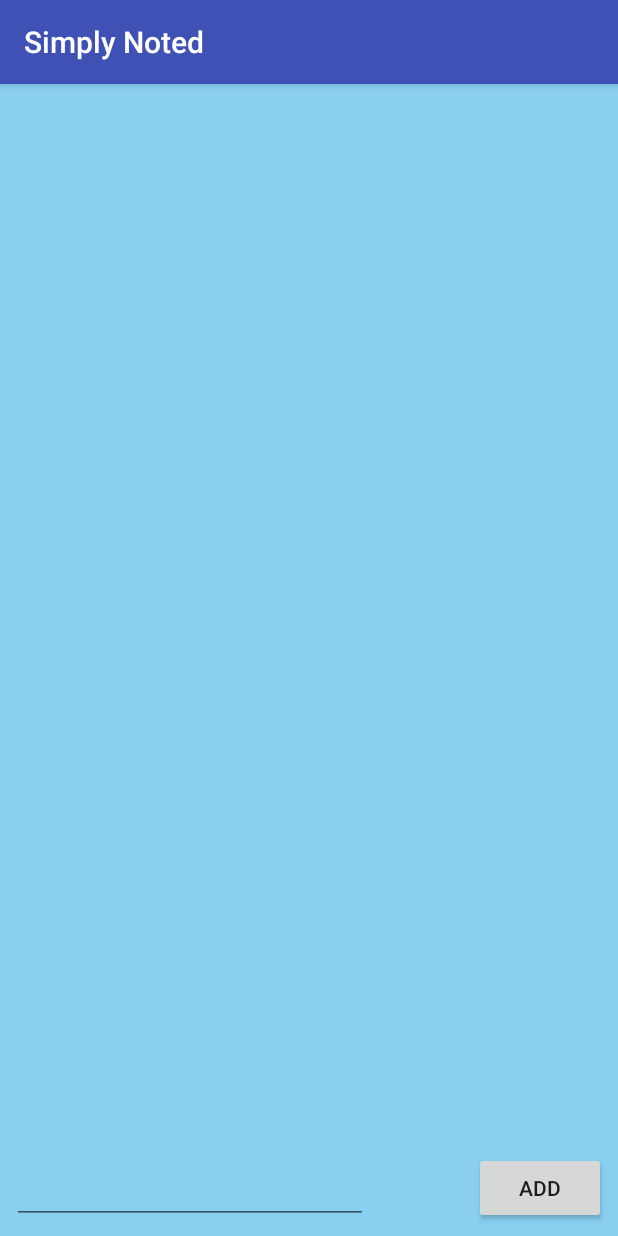
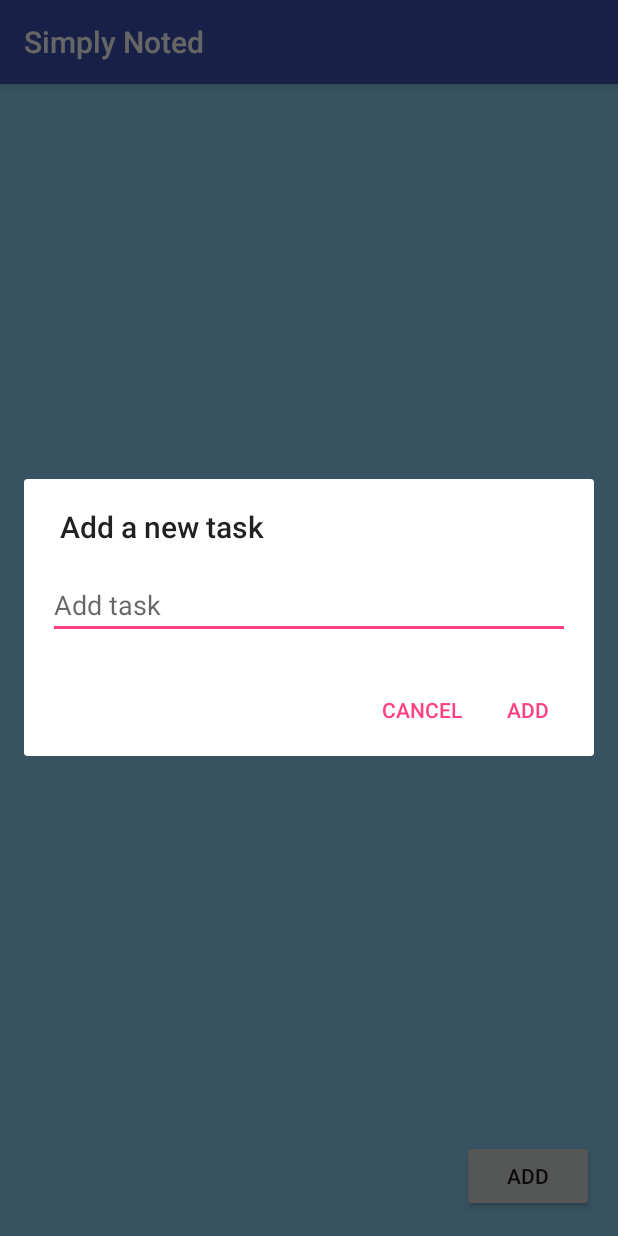
Before and after one commit to pdurango/simply-noted, an Android app: the screen it shows after launch (MainActivity), after a tap on "ADD", on a phone screen of 412 x 824 dp. Run offline under Robolectric (Android 15) with nearby library versions, the light colour scheme and no system bars.

Commit message:
Added a popup dialog to create tasks

```diff
--- a/app/src/main/java/com/silvesla/simplynoted/MainActivity.java
+++ b/app/src/main/java/com/silvesla/simplynoted/MainActivity.java
@@ -1,11 +1,13 @@
 package com.silvesla.simplynoted;
 
+import android.support.v4.app.FragmentActivity;
 import android.support.v7.app.AppCompatActivity;
 import android.os.Bundle;
 import android.util.Log;
 import android.view.View;
 import android.view.WindowManager;
 import android.widget.AdapterView;
+import android.widget.Button;
 import android.widget.ListView;
 import android.widget.TextView;
 
@@ -24,12 +26,13 @@
 import java.util.Date;
 import java.util.List;
 
-public class MainActivity extends AppCompatActivity {
+public class MainActivity extends AppCompatActivity implements TaskDialog.TaskDialogListener {
 
     private ListView listView;
     private TaskListAdapter listAdapter;
     private List<Task> mTaskList;
     File taskFile;
+    public Button addButton;
 
     @Override
     public void onResume() {
@@ -46,16 +49,37 @@
         mTaskList = new ArrayList<>();
         taskFile = new File(getFilesDir(), "tasks.txt");
         readFile();
-
         /*
         mTaskList.add(new Task(1, "yes", "no"));
         mTaskList.add(new Task(1, "n0", "y3s"));
         */
-
         listAdapter = new TaskListAdapter(getApplicationContext(), mTaskList);
         listView.setAdapter(listAdapter);
 
         listViewListener();
+        addButton = findViewById(R.id.add_button);
+        addButton.setOnClickListener(new View.OnClickListener() {
+            @Override
+            public void onClick(View view) {
+                openDialog();
+            }
+        });
+    }
+
+    public void openDialog() {
+        TaskDialog taskDialog = new TaskDialog();
+        taskDialog.show(getSupportFragmentManager(), "Dialog");
+    }
+
+    @Override
+    public void applyText(String task) {
+
+        if (task.equals("") || task.equals("Add a todo")) ;
+        else {
+            mTaskList.add(new Task(1, task, "Date created: " + getDateTime()));
+            listAdapter.notifyDataSetChanged();
+        }
+        writeFile();
     }
 
     private void listViewListener() {
@@ -87,14 +111,12 @@
         }
     }
 
-    private void readFile()
-    {
+    private void readFile() {
         try {
             FileInputStream fis = new FileInputStream(taskFile);
             ObjectInputStream ois = new ObjectInputStream(fis);
 
-            while(true)
-            {
+            while (true) {
                 Task task = (Task) ois.readObject();
                 mTaskList.add(task);
             }
@@ -108,20 +130,6 @@
         }
     }
 
-    public void addNewItem(View view) {
-
-        TextView addItem = (TextView) findViewById(R.id.task_textview);
-        String item = addItem.getText().toString();
-
-        if (item.equals("") || item.equals("Add a todo")) ;
-        else {
-            mTaskList.add(new Task(1, item, "Date created: " + getDateTime()));
-            listAdapter.notifyDataSetChanged();
-        }
-        addItem.setText("");
-        writeFile();
-    }
-
     private String getDateTime() {
         DateFormat dateFormat = new SimpleDateFormat("yyyy/MM/dd");
         Date date = new Date();
--- /dev/null
+++ b/app/src/main/java/com/silvesla/simplynoted/TaskDialog.java
@@ -0,0 +1,55 @@
+package com.silvesla.simplynoted;
+
+import android.app.AlertDialog;
+import android.app.Dialog;
+import android.content.Context;
+import android.content.DialogInterface;
+import android.os.Bundle;
+import android.support.v7.app.AppCompatDialogFragment;
+import android.view.LayoutInflater;
+import android.view.View;
+import android.widget.EditText;
+
+public class TaskDialog extends AppCompatDialogFragment {
+    private EditText editTextTask;
+    private TaskDialogListener listener;
+
+    @Override
+    public Dialog onCreateDialog(Bundle savedInstanceState) {
+        AlertDialog.Builder dialog = new AlertDialog.Builder(getActivity());
+
+        LayoutInflater inflator = getActivity().getLayoutInflater();
+        View view = inflator.inflate(R.layout.layout_dialog, null);
+
+        dialog.setView(view).setTitle("Add a new task").setNegativeButton("Cancel", new DialogInterface.OnClickListener() {
+            @Override
+            public void onClick(DialogInterface dialog, int which) {
+
+            }
+        }).setPositiveButton("Add", new DialogInterface.OnClickListener() {
+            @Override
+            public void onClick(DialogInterface dialog, int which) {
+                String editTask = editTextTask.getText().toString();
+                listener.applyText(editTask);
+            }
+        });
+        editTextTask = view.findViewById(R.id.edit_task);
+        return dialog.create();
+    }
+
+    @Override
+    public void onAttach(Context context) {
+        super.onAttach(context);
+
+        try {
+            listener = (TaskDialogListener) context;
+        } catch (ClassCastException e) {
+            throw new ClassCastException(context.toString() + " must impement TaskDialogListener");
+        }
+
+    }
+
+    public interface TaskDialogListener {
+        void applyText(String task);
+    }
+}
--- a/app/src/main/res/layout/activity_main.xml
+++ b/app/src/main/res/layout/activity_main.xml
@@ -8,7 +8,8 @@
     tools:context=".MainActivity"
     android:focusable="true"
     android:focusableInTouchMode="true"
-    >
+    android:padding="8dp">
+
 
 
     <Button
@@ -17,41 +18,14 @@
         android:layout_height="wrap_content"
         android:layout_marginBottom="8dp"
         android:layout_marginEnd="8dp"
-        android:onClick="addNewItem"
         android:text="Add"
         app:layout_constraintBottom_toBottomOf="parent"
         app:layout_constraintEnd_toEndOf="parent"
         android:layout_marginRight="8dp" />
 
-    <EditText
-        android:id="@+id/task_textview"
-        android:layout_width="237dp"
-        android:layout_height="41dp"
-        android:layout_marginBottom="8dp"
-        android:layout_marginEnd="8dp"
-        android:layout_marginLeft="8dp"
-        android:layout_marginRight="8dp"
-        android:layout_marginStart="8dp"
-        android:ems="10"
-        android:inputType="textPersonName"
-        android:text="Add a todo"
-        app:layout_constraintBottom_toBottomOf="parent"
-        app:layout_constraintEnd_toStartOf="@+id/add_button"
-        app:layout_constraintHorizontal_bias="0.0"
-        app:layout_constraintStart_toStartOf="parent" />
-
     <ListView
         android:id="@+id/task_listview"
         android:layout_width="match_parent"
-        android:layout_height="400px"
-        android:layout_marginBottom="8dp"
-        android:layout_marginEnd="8dp"
-        android:layout_marginStart="8dp"
-        android:layout_marginTop="8dp"
-        app:layout_constraintBottom_toTopOf="@+id/task_textview"
-        app:layout_constraintEnd_toEndOf="parent"
-        app:layout_constraintHorizontal_bias="0.51"
-        app:layout_constraintStart_toStartOf="parent"
-        app:layout_constraintTop_toTopOf="parent" />
+        android:layout_height="wrap_content" />
 
 </android.support.constraint.ConstraintLayout>
--- /dev/null
+++ b/app/src/main/res/layout/layout_dialog.xml
@@ -0,0 +1,14 @@
+<?xml version="1.0" encoding="utf-8"?>
+<RelativeLayout xmlns:android="http://schemas.android.com/apk/res/android"
+    android:layout_width="match_parent" android:layout_height="match_parent"
+    android:padding="16dp">
+
+
+    <EditText
+        android:id="@+id/edit_task"
+        android:hint="Add task"
+        android:layout_width="match_parent"
+        android:layout_height="wrap_content"
+        android:singleLine="true"
+        />
+</RelativeLayout>
```
